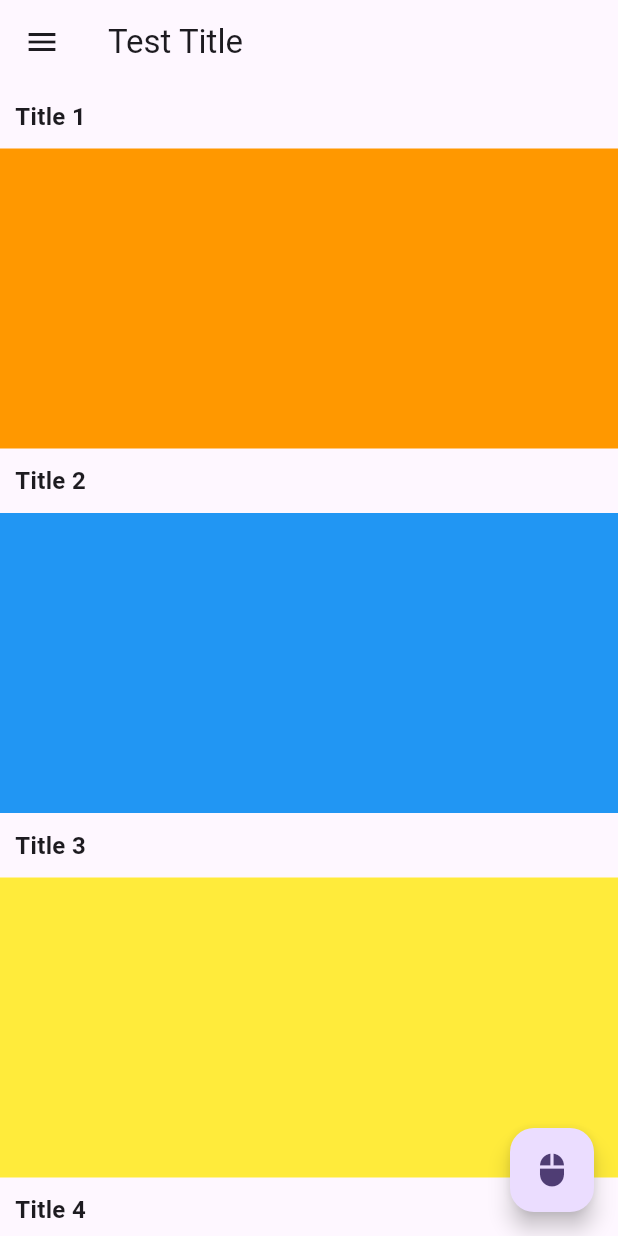
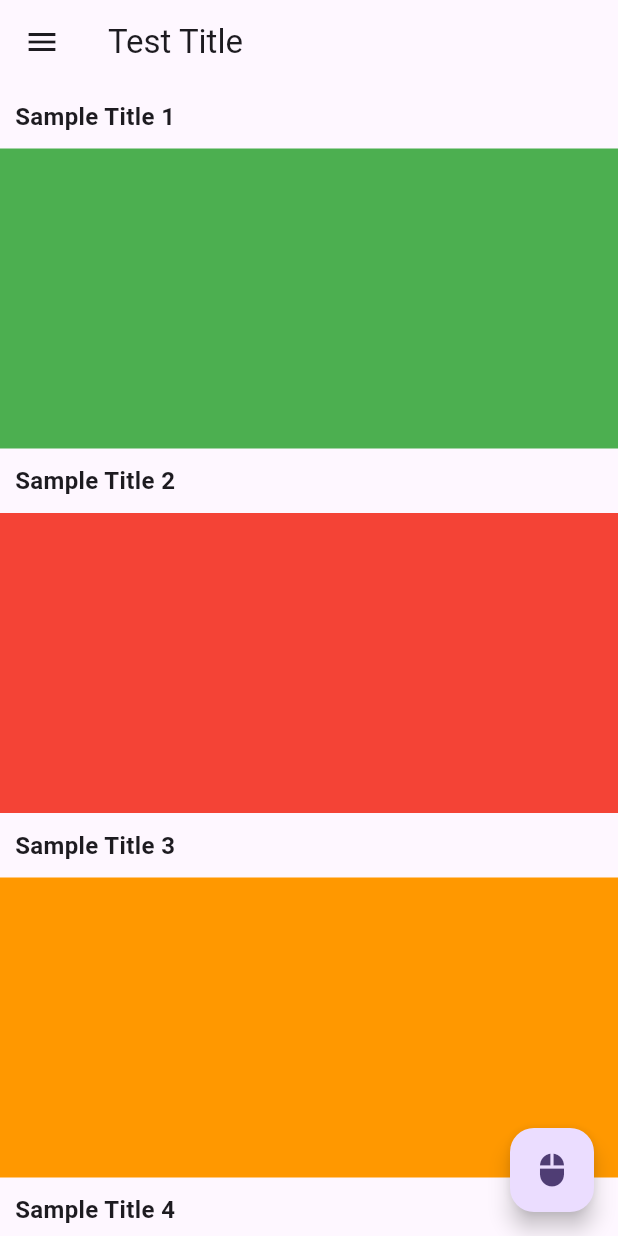
Before and after one commit to song1900/flutter-practice-project, a Flutter app: the screen it shows after launch, on a phone screen of 412 x 824 dp. Run offline on Flutter 3.47's test engine with Material 3 defaults, Android fonts, the phone set to English and light mode, and no system bars.

Commit message:
ListView Builder

```diff
--- a/project/lib/main.dart
+++ b/project/lib/main.dart
@@ -29,6 +29,34 @@ class MyHomePage extends StatefulWidget {
 }
 
 class _MyHomePageState extends State<MyHomePage> {
+
+  final postList = [
+    {
+      "title": "Sample Title 1",
+      "color": Colors.green,
+    },
+    {
+      "title": "Sample Title 2",
+      "color": Colors.red,
+    },
+    {
+      "title": "Sample Title 3",
+      "color": Colors.orange,
+    },
+    {
+      "title": "Sample Title 4",
+      "color": Colors.blue,
+    },
+    {
+      "title": "Sample Title 5",
+      "color": Colors.purple,
+    },
+    {
+      "title": "Sample Title 6",
+      "color": Colors.pink,
+    },
+  ];
+
   @override
   Widget build(BuildContext context) {
     return Scaffold(
@@ -49,15 +77,14 @@ class _MyHomePageState extends State<MyHomePage> {
           )
         ],
       ),
-      body: ListView(
-        // scrollDirection: Axis.horizontal,
-        children: [
-          postContainer(title: "Title 1", colorData: Colors.orange),
-          postContainer(title: "Title 2"),
-          postContainer(title: "Title 3", colorData: Colors.yellow),
-          postContainer(title: "Title 4"),
-          postContainer(title: "Title 5", colorData: Colors.greenAccent),
-        ],
+      body: ListView.builder(
+        itemCount: postList.length,
+        itemBuilder: (BuildContext con, int index) {
+          return postContainer(
+            title: postList[index]["title"] as String,
+            colorData: postList[index]["color"] as Color,
+          );
+        },
       ),
       /*
       body: Center(
```
